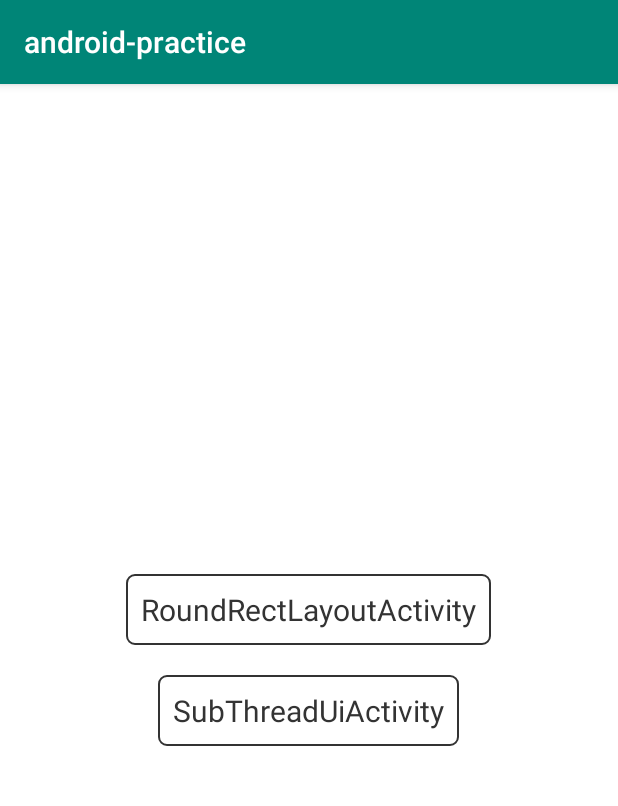
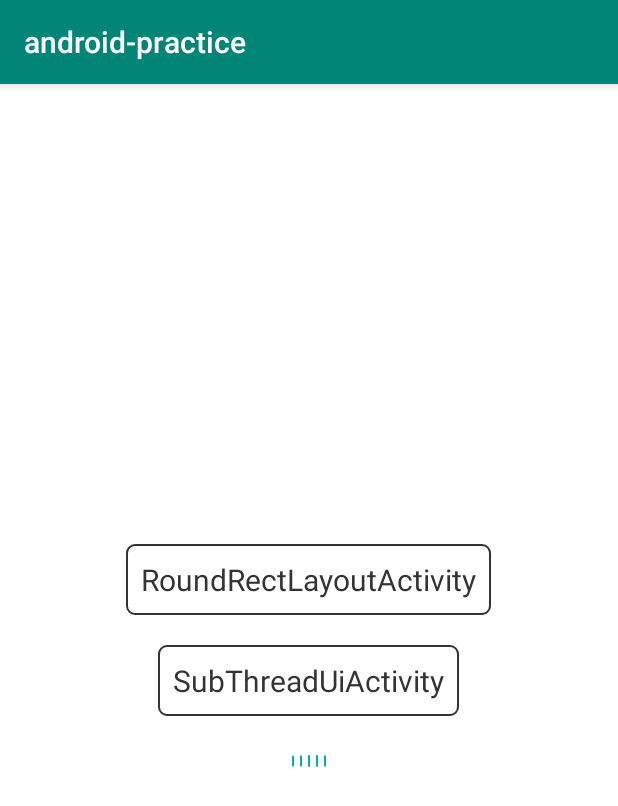
Before and after one commit to learningWu/AndroidPractice, an Android app: the screen it shows after launch (MainActivity), on a phone screen of 412 x 824 dp. Shown: the top 806 px of the screen. Run offline under Robolectric (Android 15) with nearby library versions, the light colour scheme and no system bars; our stand-ins replace ButterKnife.

Commit message:
修改bitmap

```diff
--- a/app/src/main/java/com/example/dzj/android_practice/MainActivity.kt
+++ b/app/src/main/java/com/example/dzj/android_practice/MainActivity.kt
@@ -9,12 +9,17 @@ import androidx.appcompat.app.AppCompatActivity
 import android.view.View
 import android.widget.Toast
 import androidx.core.app.ActivityCompat
+import butterknife.BindView
 import butterknife.ButterKnife
 import butterknife.OnClick
 import com.example.dzj.android_practice.iodemo.BitmapDecodeTest
 import com.example.dzj.android_practice.javademo.JavaTest
+import com.example.dzj.android_practice.otherdemo.BigBitmapTest
+import com.example.dzj.android_practice.viewdemo.ProgressView
 
 class MainActivity : AppCompatActivity() {
+    @BindView(R.id.pv)
+    lateinit var pv: ProgressView
 
     override fun onCreate(savedInstanceState: Bundle?) {
         super.onCreate(savedInstanceState)
@@ -23,7 +28,8 @@ class MainActivity : AppCompatActivity() {
             ButterKnife.bind(this@MainActivity)
         }
 //        checkPermission()
-        JavaTest().main()
+//        JavaTest().main()
+        BigBitmapTest().main()
     }
 
     fun checkPermission() {
@@ -66,8 +72,9 @@ class MainActivity : AppCompatActivity() {
                 startActivity(intent)
             }
             R.id.tv_to_sub_thread_update_ui_activity -> {
-                val intent = Intent(this@MainActivity, SubThreadUpdateUiActivity::class.java);
-                startActivity(intent)
+//                val intent = Intent(this@MainActivity, SubThreadUpdateUiActivity::class.java);
+//                startActivity(intent)
+                pv.scrollBy(20, 20)
             }
         }
     }
--- a/app/src/main/java/com/example/dzj/android_practice/otherdemo/BigBitmapTest.kt
+++ b/app/src/main/java/com/example/dzj/android_practice/otherdemo/BigBitmapTest.kt
@@ -1,6 +1,7 @@
 package com.example.dzj.android_practice.otherdemo
 
 import android.graphics.BitmapFactory
+import android.icu.lang.UCharacter.GraphemeClusterBreak.L
 import android.util.Log
 
 class BigBitmapTest {
@@ -18,10 +19,11 @@ class BigBitmapTest {
         var inSampleSize = 1
         var halfHight = height
         var halfWidth = width
-        while ((halfHight / inSampleSize) > requestHeight || (halfWidth / inSampleSize) > requestWidth) {
-            inSampleSize = inSampleSize.shl(2)
-            halfHight = halfHight.shr(2)
-            halfWidth = halfWidth.shr(2)
+        while (halfHight  > requestHeight || halfWidth  > requestWidth) {
+            inSampleSize = inSampleSize.shl(1)
+            halfHight = halfHight.shr(1)
+            halfWidth = halfWidth.shr(1)
+            Log.d("BigBitmap：", "inSample:${inSampleSize}halfHight:${halfHight}halfWidth:${halfWidth}")
         }
         Log.d("BigBitmap：", "" + inSampleSize)
         return inSampleSize
--- a/app/src/main/res/layout/activity_main.xml
+++ b/app/src/main/res/layout/activity_main.xml
@@ -19,4 +19,9 @@
         style="@style/actvitiy_main_text"
         android:text="SubThreadUiActivity" />
 
+    <com.example.dzj.android_practice.viewdemo.ProgressView
+        android:id="@+id/pv"
+        android:layout_width="40dp"
+        android:layout_height="40dp" />
+
 </LinearLayout>
```
